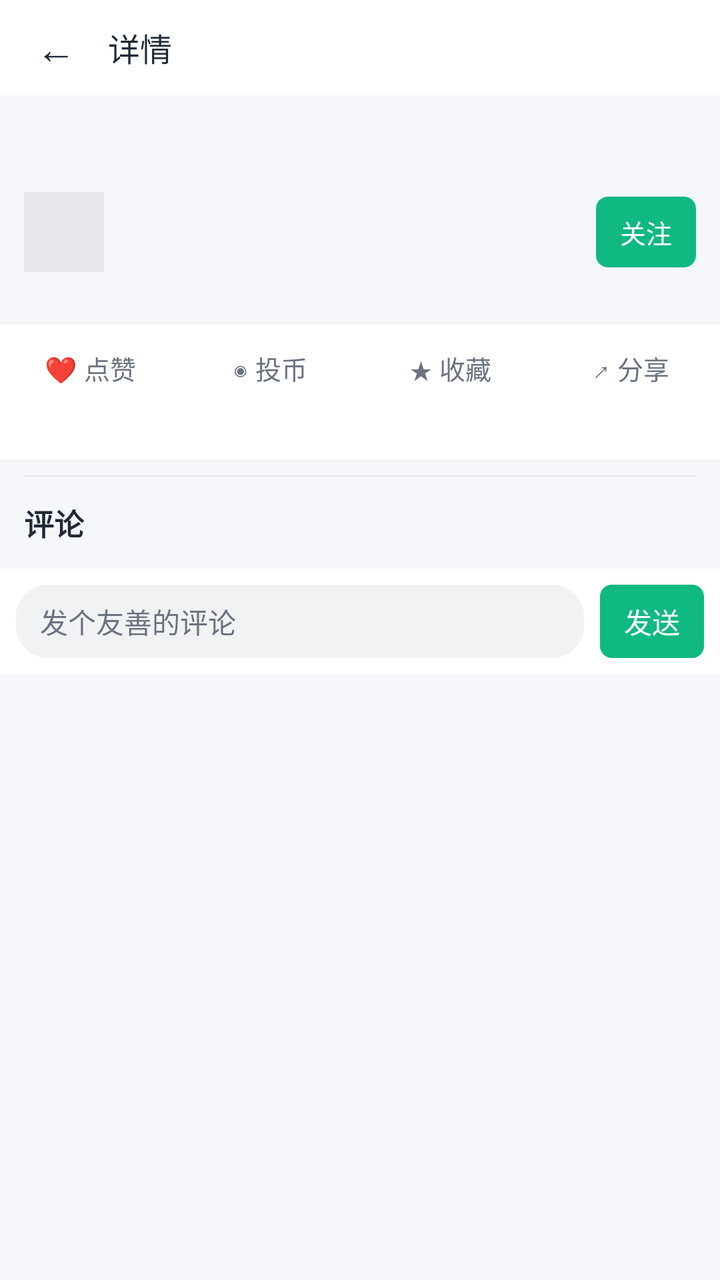
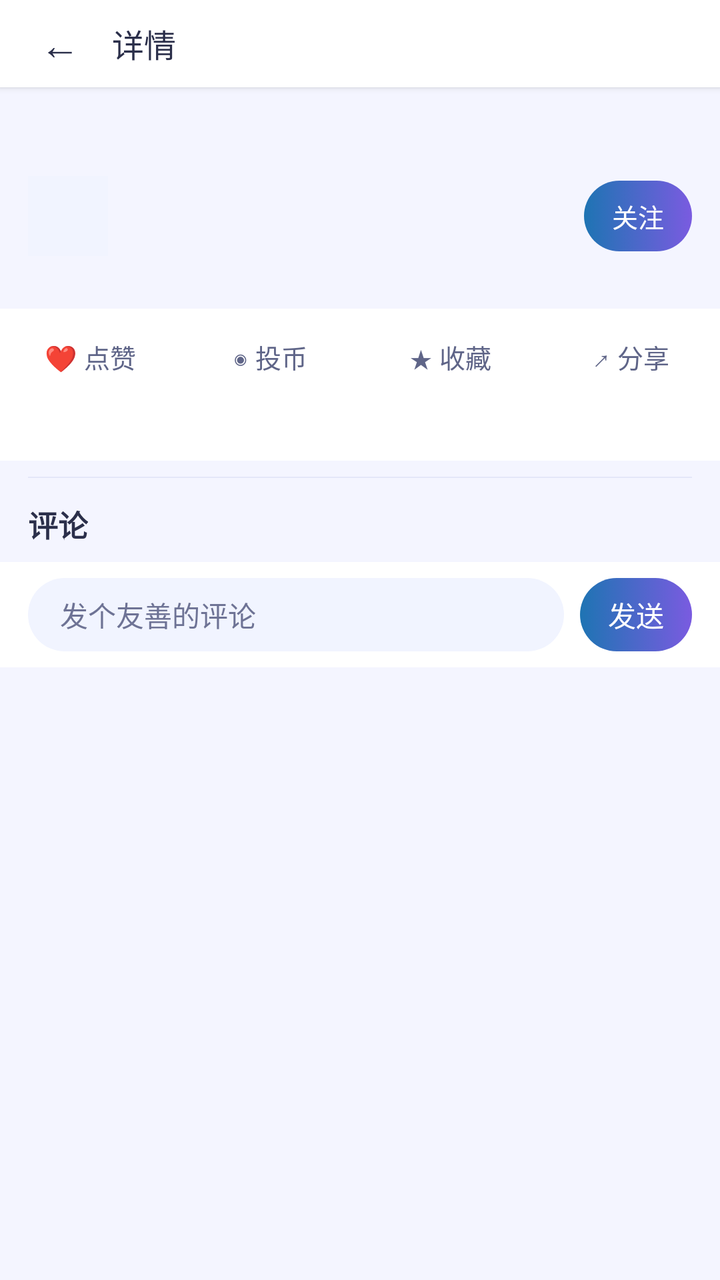

Screens rendered from an Android XML layout before and after an edit, with the pre-edit source and the edit as a unified diff.
<!-- AndroidManifest.xml: application theme Theme.LingXi -->
<!-- res/layout/activity_article.xml -->
<?xml version="1.0" encoding="utf-8"?>
<LinearLayout xmlns:android="http://schemas.android.com/apk/res/android"
    android:layout_width="match_parent"
    android:layout_height="match_parent"
    android:background="@color/lx_bg"
    android:focusable="true"
    android:focusableInTouchMode="true"
    android:orientation="vertical">

    <LinearLayout
        android:layout_width="match_parent"
        android:layout_height="wrap_content"
        android:background="@color/lx_card"
        android:gravity="center_vertical"
        android:orientation="horizontal"
        android:padding="10dp">

        <TextView
            android:id="@+id/btnBack"
            android:layout_width="wrap_content"
            android:layout_height="wrap_content"
            android:paddingHorizontal="8dp"
            android:text="←"
            android:textColor="@color/lx_text"
            android:textSize="20sp" />

        <TextView
            android:id="@+id/tvTopTitle"
            android:layout_width="0dp"
            android:layout_height="wrap_content"
            android:layout_marginStart="8dp"
            android:layout_weight="1"
            android:ellipsize="end"
            android:singleLine="true"
            android:text="详情"
            android:textColor="@color/lx_text"
            android:textSize="16sp" />
    </LinearLayout>

    <androidx.core.widget.NestedScrollView
        android:id="@+id/scrollView"
        android:layout_width="match_parent"
        android:layout_height="0dp"
        android:layout_weight="1"
        android:fillViewport="true">

        <LinearLayout
            android:layout_width="match_parent"
            android:layout_height="wrap_content"
            android:orientation="vertical">

            <ImageView
                android:id="@+id/ivCover"
                android:layout_width="match_parent"
                android:layout_height="210dp"
                android:background="@drawable/bg_cover_placeholder"
                android:scaleType="centerCrop"
                android:visibility="gone" />

            <TextView
                android:id="@+id/tvTitle"
                android:layout_width="match_parent"
                android:layout_height="wrap_content"
                android:padding="12dp"
                android:textColor="@color/lx_text"
                android:textSize="18sp"
                android:textStyle="bold" />

            <LinearLayout
                android:layout_width="match_parent"
                android:layout_height="wrap_content"
                android:gravity="center_vertical"
                android:orientation="horizontal"
                android:paddingHorizontal="12dp">

                <ImageView
                    android:id="@+id/ivUpAvatar"
                    android:layout_width="40dp"
                    android:layout_height="40dp"
                    android:background="@drawable/bg_cover_placeholder"
                    android:scaleType="centerCrop" />

                <TextView
                    android:id="@+id/tvUpName"
                    android:layout_width="0dp"
                    android:layout_height="wrap_content"
                    android:layout_marginStart="10dp"
                    android:layout_weight="1"
                    android:textColor="@color/lx_text"
                    android:textSize="15sp" />

                <TextView
                    android:id="@+id/btnFollow"
                    android:layout_width="wrap_content"
                    android:layout_height="wrap_content"
                    android:background="@drawable/bg_button_green"
                    android:text="关注"
                    android:textColor="@color/white"
                    android:textSize="13sp" />
            </LinearLayout>

            <TextView
                android:id="@+id/tvMeta"
                android:layout_width="match_parent"
                android:layout_height="wrap_content"
                android:paddingHorizontal="12dp"
                android:paddingTop="6dp"
                android:paddingBottom="4dp"
                android:textColor="@color/lx_text_sub"
                android:textSize="12sp" />

            <include
                android:id="@+id/interactionBar"
                layout="@layout/view_interaction_bar" />

            <LinearLayout
                android:id="@+id/audioBar"
                android:layout_width="match_parent"
                android:layout_height="wrap_content"
                android:background="@color/lx_card"
                android:gravity="center_vertical"
                android:orientation="horizontal"
                android:padding="10dp"
                android:visibility="gone">

                <TextView
                    android:id="@+id/btnPlayPause"
                    android:layout_width="wrap_content"
                    android:layout_height="wrap_content"
                    android:padding="8dp"
                    android:text="播放"
                    android:textColor="@color/lx_green"
                    android:textSize="15sp" />

                <SeekBar
                    android:id="@+id/seekBar"
                    android:layout_width="0dp"
                    android:layout_height="wrap_content"
                    android:layout_weight="1"
                    android:max="1000" />

                <TextView
                    android:id="@+id/tvTime"
                    android:layout_width="wrap_content"
                    android:layout_height="wrap_content"
                    android:layout_marginStart="8dp"
                    android:text="00:00 / 00:00"
                    android:textColor="@color/lx_text_sub"
                    android:textSize="12sp" />
            </LinearLayout>

            <LinearLayout
                android:id="@+id/llContent"
                android:layout_width="match_parent"
                android:layout_height="wrap_content"
                android:background="@color/lx_card"
                android:orientation="vertical"
                android:padding="12dp" />

            <View
                android:layout_width="match_parent"
                android:layout_height="0.5dp"
                android:layout_marginHorizontal="12dp"
                android:layout_marginTop="8dp"
                android:background="@color/lx_divider" />

            <TextView
                android:layout_width="wrap_content"
                android:layout_height="wrap_content"
                android:padding="12dp"
                android:text="评论"
                android:textColor="@color/lx_text"
                android:textSize="15sp"
                android:textStyle="bold" />

            <include
                android:id="@+id/commentInput"
                layout="@layout/view_comment_input" />

            <androidx.recyclerview.widget.RecyclerView
                android:id="@+id/rvComments"
                android:layout_width="match_parent"
                android:layout_height="wrap_content"
                android:background="@color/lx_card" />
        </LinearLayout>
    </androidx.core.widget.NestedScrollView>
</LinearLayout>
<!-- res/layout/view_interaction_bar.xml (included above) -->
<?xml version="1.0" encoding="utf-8"?>
<LinearLayout xmlns:android="http://schemas.android.com/apk/res/android"
    android:layout_width="match_parent"
    android:layout_height="wrap_content"
    android:background="@color/lx_card"
    android:orientation="horizontal"
    android:paddingVertical="4dp">

    <TextView
        android:id="@+id/btnLike"
        android:layout_width="0dp"
        android:layout_height="wrap_content"
        android:layout_weight="1"
        android:gravity="center"
        android:paddingVertical="8dp"
        android:text="❤ 点赞"
        android:textColor="@color/lx_text_sub"
        android:textSize="13sp" />

    <TextView
        android:id="@+id/btnCoin"
        android:layout_width="0dp"
        android:layout_height="wrap_content"
        android:layout_weight="1"
        android:gravity="center"
        android:paddingVertical="8dp"
        android:text="◉ 投币"
        android:textColor="@color/lx_text_sub"
        android:textSize="13sp" />

    <TextView
        android:id="@+id/btnFav"
        android:layout_width="0dp"
        android:layout_height="wrap_content"
        android:layout_weight="1"
        android:gravity="center"
        android:paddingVertical="8dp"
        android:text="★ 收藏"
        android:textColor="@color/lx_text_sub"
        android:textSize="13sp" />

    <TextView
        android:id="@+id/btnShare"
        android:layout_width="0dp"
        android:layout_height="wrap_content"
        android:layout_weight="1"
        android:gravity="center"
        android:paddingVertical="8dp"
        android:text="↗ 分享"
        android:textColor="@color/lx_text_sub"
        android:textSize="13sp" />
</LinearLayout>
<!-- res/layout/view_comment_input.xml (included above) -->
<?xml version="1.0" encoding="utf-8"?>
<LinearLayout xmlns:android="http://schemas.android.com/apk/res/android"
    android:layout_width="match_parent"
    android:layout_height="wrap_content"
    android:background="@color/lx_card"
    android:gravity="center_vertical"
    android:orientation="horizontal"
    android:padding="8dp">

    <EditText
        android:id="@+id/etComment"
        android:layout_width="0dp"
        android:layout_height="wrap_content"
        android:layout_weight="1"
        android:background="@drawable/comment_bg_input"
        android:hint="发个友善的评论"
        android:inputType="text"
        android:maxLines="1"
        android:paddingHorizontal="12dp"
        android:paddingVertical="8dp"
        android:textColor="@color/lx_text"
        android:textColorHint="@color/lx_text_sub"
        android:textSize="14sp" />

    <TextView
        android:id="@+id/btnSend"
        android:layout_width="wrap_content"
        android:layout_height="wrap_content"
        android:layout_marginStart="8dp"
        android:background="@drawable/bg_button_green"
        android:text="发送"
        android:textColor="@color/white"
        android:textSize="14sp" />
</LinearLayout>
<!-- resources referenced by this layout -->
<resources>
  <color name="lx_bg">#F5F7FA</color>
  <color name="lx_card">#FFFFFF</color>
  <color name="lx_divider">#E5E7EB</color>
  <color name="lx_green">#10B981</color>
  <color name="lx_text">#1F2937</color>
  <color name="lx_text_sub">#6B7280</color>
  <!-- drawable bg_button_green (drawable) -->
  <?xml version="1.0" encoding="utf-8"?>
  <shape xmlns:android="http://schemas.android.com/apk/res/android">
      <solid android:color="@color/lx_green" />
      <corners android:radius="6dp" />
      <padding android:left="12dp" android:top="8dp" android:right="12dp" android:bottom="8dp" />
  </shape>
  <!-- drawable bg_cover_placeholder (drawable) -->
  <?xml version="1.0" encoding="utf-8"?>
  <shape xmlns:android="http://schemas.android.com/apk/res/android">
      <solid android:color="#E5E7EB" />
  </shape>
  <!-- drawable comment_bg_input (drawable) -->
  <?xml version="1.0" encoding="utf-8"?>
  <shape xmlns:android="http://schemas.android.com/apk/res/android">
      <solid android:color="#F1F2F4" />
      <corners android:radius="16dp" />
  </shape>
  <style name="Theme.LingXi" parent="Theme.AppCompat.Light.NoActionBar">
          <item name="colorPrimary">@color/lx_green</item>
          <item name="colorPrimaryDark">@color/lx_green_dark</item>
          <item name="colorAccent">@color/lx_green</item>
          <item name="android:windowBackground">@color/lx_bg</item>
          <item name="android:statusBarColor">@color/lx_green_dark</item>
          <item name="android:windowLightStatusBar">false</item>
      </style>
  <color name="lx_green_dark">#059669</color>
  <!-- unchanged entries left out for length: 1 -->
</resources>

<!-- the commit's change to res/layout/activity_article.xml (unified diff, before → after) -->
@@ -10,16 +10,21 @@
     <LinearLayout
         android:layout_width="match_parent"
         android:layout_height="wrap_content"
-        android:background="@color/lx_card"
+        android:background="@color/surface"
+        android:elevation="2dp"
         android:gravity="center_vertical"
         android:orientation="horizontal"
-        android:padding="10dp">
+        android:paddingStart="12dp"
+        android:paddingTop="8dp"
+        android:paddingEnd="12dp"
+        android:paddingBottom="8dp">
 
         <TextView
             android:id="@+id/btnBack"
             android:layout_width="wrap_content"
             android:layout_height="wrap_content"
-            android:paddingHorizontal="8dp"
+            android:paddingStart="8dp"
+            android:paddingEnd="8dp"
             android:text="←"
             android:textColor="@color/lx_text"
             android:textSize="20sp" />
@@ -53,7 +58,8 @@
                 android:id="@+id/ivCover"
                 android:layout_width="match_parent"
                 android:layout_height="210dp"
-                android:background="@drawable/bg_cover_placeholder"
+                android:background="@drawable/bg_cover_rounded"
+                android:clipToOutline="true"
                 android:scaleType="centerCrop"
                 android:visibility="gone" />
 
@@ -61,8 +67,11 @@
                 android:id="@+id/tvTitle"
                 android:layout_width="match_parent"
                 android:layout_height="wrap_content"
-                android:padding="12dp"
-                android:textColor="@color/lx_text"
+                android:paddingStart="14dp"
+                android:paddingTop="14dp"
+                android:paddingEnd="14dp"
+                android:paddingBottom="6dp"
+                android:textColor="@color/text_primary"
                 android:textSize="18sp"
                 android:textStyle="bold" />
 
@@ -71,7 +80,8 @@
                 android:layout_height="wrap_content"
                 android:gravity="center_vertical"
                 android:orientation="horizontal"
-                android:paddingHorizontal="12dp">
+                android:paddingStart="14dp"
+                android:paddingEnd="14dp">
 
                 <ImageView
                     android:id="@+id/ivUpAvatar"
@@ -94,6 +104,8 @@
                     android:layout_width="wrap_content"
                     android:layout_height="wrap_content"
                     android:background="@drawable/bg_button_green"
+                    android:gravity="center"
+                    android:minHeight="32dp"
                     android:text="关注"
                     android:textColor="@color/white"
                     android:textSize="13sp" />
@@ -103,10 +115,11 @@
                 android:id="@+id/tvMeta"
                 android:layout_width="match_parent"
                 android:layout_height="wrap_content"
-                android:paddingHorizontal="12dp"
+                android:paddingStart="14dp"
                 android:paddingTop="6dp"
+                android:paddingEnd="14dp"
                 android:paddingBottom="4dp"
-                android:textColor="@color/lx_text_sub"
+                android:textColor="@color/text_secondary"
                 android:textSize="12sp" />
 
             <include
@@ -117,59 +130,170 @@
                 android:id="@+id/audioBar"
                 android:layout_width="match_parent"
                 android:layout_height="wrap_content"
-                android:background="@color/lx_card"
-                android:gravity="center_vertical"
-                android:orientation="horizontal"
-                android:padding="10dp"
+                android:layout_marginStart="12dp"
+                android:layout_marginTop="10dp"
+                android:layout_marginEnd="12dp"
+                android:background="@drawable/bg_card"
+                android:orientation="vertical"
+                android:paddingStart="16dp"
+                android:paddingTop="16dp"
+                android:paddingEnd="16dp"
+                android:paddingBottom="16dp"
                 android:visibility="gone">
-
-                <TextView
-                    android:id="@+id/btnPlayPause"
-                    android:layout_width="wrap_content"
-                    android:layout_height="wrap_content"
-                    android:padding="8dp"
-                    android:text="播放"
-                    android:textColor="@color/lx_green"
-                    android:textSize="15sp" />
 
                 <SeekBar
                     android:id="@+id/seekBar"
-                    android:layout_width="0dp"
-                    android:layout_height="wrap_content"
-                    android:layout_weight="1"
-                    android:max="1000" />
+                    android:layout_width="match_parent"
+                    android:layout_height="wrap_content"
+                    android:max="1000"
+                    android:maxHeight="4dp"
+                    android:minHeight="4dp"
+                    android:paddingStart="6dp"
+                    android:paddingEnd="6dp"
+                    android:progressDrawable="@drawable/audio_seekbar_progress"
+                    android:splitTrack="false"
+                    android:thumb="@drawable/audio_seekbar_thumb" />
 
                 <TextView
                     android:id="@+id/tvTime"
-                    android:layout_width="wrap_content"
-                    android:layout_height="wrap_content"
-                    android:layout_marginStart="8dp"
+                    android:layout_width="match_parent"
+                    android:layout_height="wrap_content"
+                    android:layout_marginTop="4dp"
+                    android:paddingStart="6dp"
+                    android:paddingEnd="6dp"
                     android:text="00:00 / 00:00"
-                    android:textColor="@color/lx_text_sub"
+                    android:textColor="@color/text_secondary"
                     android:textSize="12sp" />
+
+                
+                <LinearLayout
+                    android:layout_width="match_parent"
+                    android:layout_height="wrap_content"
+                    android:layout_marginTop="12dp"
+                    android:gravity="center"
+                    android:orientation="horizontal">
+
+                    <TextView
+                        android:id="@+id/btnRewind"
+                        android:layout_width="48dp"
+                        android:layout_height="48dp"
+                        android:layout_marginEnd="20dp"
+                        android:background="@drawable/bg_audio_ctrl"
+                        android:contentDescription="快退 15 秒"
+                        android:gravity="center"
+                        android:text="-15"
+                        android:textColor="@color/text_primary"
+                        android:textSize="13sp"
+                        android:textStyle="bold" />
+
+                    <TextView
+                        android:id="@+id/btnPlayPause"
+                        android:layout_width="64dp"
+                        android:layout_height="64dp"
+                        android:background="@drawable/bg_audio_play"
+                        android:elevation="6dp"
+                        android:gravity="center"
+                        android:text="播放"
+                        android:textColor="@color/white"
+                        android:textSize="14sp"
+                        android:textStyle="bold" />
+
+                    <TextView
+                        android:id="@+id/btnForward"
+                        android:layout_width="48dp"
+                        android:layout_height="48dp"
+                        android:layout_marginStart="20dp"
+                        android:background="@drawable/bg_audio_ctrl"
+                        android:contentDescription="快进 15 秒"
+                        android:gravity="center"
+                        android:text="+15"
+                        android:textColor="@color/text_primary"
+                        android:textSize="13sp"
+                        android:textStyle="bold" />
+                </LinearLayout>
+
+                
+                <LinearLayout
+                    android:layout_width="match_parent"
+                    android:layout_height="wrap_content"
+                    android:layout_marginTop="12dp"
+                    android:gravity="center_vertical"
+                    android:orientation="horizontal">
+
+                    <TextView
+                        android:id="@+id/btnRepeat"
+                        android:layout_width="64dp"
+                        android:layout_height="40dp"
+                        android:background="@drawable/bg_audio_ctrl"
+                        android:contentDescription="单曲循环"
+                        android:gravity="center"
+                        android:text="循环"
+                        android:textColor="@color/text_secondary"
+                        android:textSize="12sp" />
+
+                    <TextView
+                        android:id="@+id/btnSpeed"
+                        android:layout_width="60dp"
+                        android:layout_height="40dp"
+                        android:layout_marginStart="8dp"
+                        android:background="@drawable/bg_audio_ctrl"
+                        android:contentDescription="播放倍速"
+                        android:gravity="center"
+                        android:text="1.0x"
+                        android:textColor="@color/text_secondary"
+                        android:textSize="12sp"
+                        android:textStyle="bold" />
+
+                    <TextView
+                        android:layout_width="wrap_content"
+                        android:layout_height="wrap_content"
+                        android:layout_marginStart="12dp"
+                        android:text="音量"
+                        android:textColor="@color/text_secondary"
+                        android:textSize="12sp" />
+
+                    <SeekBar
+                        android:id="@+id/seekVolume"
+                        android:layout_width="0dp"
+                        android:layout_height="40dp"
+                        android:layout_marginStart="2dp"
+                        android:layout_weight="1"
+                        android:max="100"
+                        android:maxHeight="4dp"
+                        android:minHeight="4dp"
+                        android:paddingStart="6dp"
+                        android:paddingEnd="6dp"
+                        android:progressDrawable="@drawable/audio_seekbar_progress"
+                        android:splitTrack="false"
+                        android:thumb="@drawable/audio_seekbar_thumb" />
+                </LinearLayout>
             </LinearLayout>
 
             <LinearLayout
                 android:id="@+id/llContent"
                 android:layout_width="match_parent"
                 android:layout_height="wrap_content"
-                android:background="@color/lx_card"
+                android:background="@color/surface"
                 android:orientation="vertical"
-                android:padding="12dp" />
+                android:padding="14dp" />
 
             <View
                 android:layout_width="match_parent"
                 android:layout_height="0.5dp"
-                android:layout_marginHorizontal="12dp"
+                android:layout_marginStart="14dp"
                 android:layout_marginTop="8dp"
-                android:background="@color/lx_divider" />
+                android:layout_marginEnd="14dp"
+                android:background="@color/stroke" />
 
             <TextView
                 android:layout_width="wrap_content"
                 android:layout_height="wrap_content"
-                android:padding="12dp"
+                android:paddingStart="14dp"
+                android:paddingTop="12dp"
+                android:paddingEnd="14dp"
+                android:paddingBottom="8dp"
                 android:text="评论"
-                android:textColor="@color/lx_text"
+                android:textColor="@color/text_primary"
                 android:textSize="15sp"
                 android:textStyle="bold" />
 
@@ -181,7 +305,7 @@
                 android:id="@+id/rvComments"
                 android:layout_width="match_parent"
                 android:layout_height="wrap_content"
-                android:background="@color/lx_card" />
+                android:background="@color/surface" />
         </LinearLayout>
     </androidx.core.widget.NestedScrollView>
 </LinearLayout>
@@ -190,9 +314,10 @@
 <LinearLayout xmlns:android="http://schemas.android.com/apk/res/android"
     android:layout_width="match_parent"
     android:layout_height="wrap_content"
-    android:background="@color/lx_card"
+    android:background="@color/surface"
     android:orientation="horizontal"
-    android:paddingVertical="4dp">
+    android:paddingTop="2dp"
+    android:paddingBottom="2dp">
 
     <TextView
         android:id="@+id/btnLike"
@@ -200,9 +325,11 @@
         android:layout_height="wrap_content"
         android:layout_weight="1"
         android:gravity="center"
-        android:paddingVertical="8dp"
+        android:minHeight="44dp"
+        android:paddingTop="10dp"
+        android:paddingBottom="10dp"
         android:text="❤ 点赞"
-        android:textColor="@color/lx_text_sub"
+        android:textColor="@color/text_secondary"
         android:textSize="13sp" />
 
     <TextView
@@ -211,9 +338,11 @@
         android:layout_height="wrap_content"
         android:layout_weight="1"
         android:gravity="center"
-        android:paddingVertical="8dp"
+        android:minHeight="44dp"
+        android:paddingTop="10dp"
+        android:paddingBottom="10dp"
         android:text="◉ 投币"
-        android:textColor="@color/lx_text_sub"
+        android:textColor="@color/text_secondary"
         android:textSize="13sp" />
 
     <TextView
@@ -222,9 +351,11 @@
         android:layout_height="wrap_content"
         android:layout_weight="1"
         android:gravity="center"
-        android:paddingVertical="8dp"
+        android:minHeight="44dp"
+        android:paddingTop="10dp"
+        android:paddingBottom="10dp"
         android:text="★ 收藏"
-        android:textColor="@color/lx_text_sub"
+        android:textColor="@color/text_secondary"
         android:textSize="13sp" />
 
     <TextView
@@ -233,9 +364,11 @@
         android:layout_height="wrap_content"
         android:layout_weight="1"
         android:gravity="center"
-        android:paddingVertical="8dp"
+        android:minHeight="44dp"
+        android:paddingTop="10dp"
+        android:paddingBottom="10dp"
         android:text="↗ 分享"
-        android:textColor="@color/lx_text_sub"
+        android:textColor="@color/text_secondary"
         android:textSize="13sp" />
 </LinearLayout>
 <!-- res/layout/view_comment_input.xml (included above) -->
@@ -243,10 +376,13 @@
 <LinearLayout xmlns:android="http://schemas.android.com/apk/res/android"
     android:layout_width="match_parent"
     android:layout_height="wrap_content"
-    android:background="@color/lx_card"
+    android:background="@color/surface"
     android:gravity="center_vertical"
     android:orientation="horizontal"
-    android:padding="8dp">
+    android:paddingStart="14dp"
+    android:paddingTop="8dp"
+    android:paddingEnd="14dp"
+    android:paddingBottom="8dp">
 
     <EditText
         android:id="@+id/etComment"
@@ -257,10 +393,12 @@
         android:hint="发个友善的评论"
         android:inputType="text"
         android:maxLines="1"
-        android:paddingHorizontal="12dp"
-        android:paddingVertical="8dp"
-        android:textColor="@color/lx_text"
-        android:textColorHint="@color/lx_text_sub"
+        android:paddingStart="16dp"
+        android:paddingTop="8dp"
+        android:paddingEnd="16dp"
+        android:paddingBottom="8dp"
+        android:textColor="@color/text_primary"
+        android:textColorHint="@color/text_hint"
         android:textSize="14sp" />
 
     <TextView
@@ -269,6 +407,8 @@
         android:layout_height="wrap_content"
         android:layout_marginStart="8dp"
         android:background="@drawable/bg_button_green"
+        android:gravity="center"
+        android:minHeight="34dp"
         android:text="发送"
         android:textColor="@color/white"
         android:textSize="14sp" />
<!-- resource entries referenced after the edit -->
@@ -1,38 +1,140 @@
 <!-- resources referenced by this layout -->
 <resources>
-  <color name="lx_bg">#F5F7FA</color>
-  <color name="lx_card">#FFFFFF</color>
-  <color name="lx_divider">#E5E7EB</color>
-  <color name="lx_green">#10B981</color>
-  <color name="lx_text">#1F2937</color>
-  <color name="lx_text_sub">#6B7280</color>
+  <color name="lx_bg">@color/surface_sunken</color>
+  <color name="lx_text">@color/text_primary</color>
+  <color name="stroke">#E4E7F8</color>
+  <color name="surface">#FFFFFF</color>
+  <color name="text_hint">#6E7395</color>
+  <color name="text_primary">#2B2F4A</color>
+  <color name="text_secondary">#5F6588</color>
+  <!-- drawable audio_seekbar_progress (drawable) -->
+  <?xml version="1.0" encoding="utf-8"?>
+  <layer-list xmlns:android="http://schemas.android.com/apk/res/android">
+      <item android:id="@android:id/background">
+          <shape>
+              <solid android:color="@color/stroke" />
+              <corners android:radius="4dp" />
+              <size android:height="4dp" />
+          </shape>
+      </item>
+      <item android:id="@android:id/progress">
+          <clip>
+              <shape>
+                  
+                  <solid android:color="@color/accent" />
+                  <corners android:radius="4dp" />
+                  <size android:height="4dp" />
+              </shape>
+          </clip>
+      </item>
+  </layer-list>
+  <!-- drawable audio_seekbar_thumb (drawable) -->
+  <?xml version="1.0" encoding="utf-8"?>
+  <shape xmlns:android="http://schemas.android.com/apk/res/android" android:shape="oval">
+      <solid android:color="@color/on_media" />
+      <stroke
+          android:width="2dp"
+          android:color="@color/accent" />
+      <size
+          android:width="18dp"
+          android:height="18dp" />
+  </shape>
+  <!-- drawable bg_audio_ctrl (drawable) -->
+  <?xml version="1.0" encoding="utf-8"?>
+  <shape xmlns:android="http://schemas.android.com/apk/res/android">
+      <solid android:color="@color/surface_alt" />
+      <corners android:radius="@dimen/radius_md" />
+      <stroke
+          android:width="@dimen/stroke_width"
+          android:color="@color/stroke" />
+  </shape>
+  <!-- drawable bg_audio_play (drawable) -->
+  <?xml version="1.0" encoding="utf-8"?>
+  <shape xmlns:android="http://schemas.android.com/apk/res/android" android:shape="oval">
+      
+      <gradient
+          android:angle="315"
+          android:endColor="@color/brand_purple_deep"
+          android:startColor="@color/accent_pressed" />
+  </shape>
   <!-- drawable bg_button_green (drawable) -->
   <?xml version="1.0" encoding="utf-8"?>
+  <selector xmlns:android="http://schemas.android.com/apk/res/android">
+      <item android:state_pressed="true">
+          <shape>
+              <solid android:color="@color/accent_pressed" />
+              <corners android:radius="@dimen/radius_pill" />
+              <padding
+                  android:bottom="8dp"
+                  android:left="14dp"
+                  android:right="14dp"
+                  android:top="8dp" />
+          </shape>
+      </item>
+      <item>
+          <shape>
+              
+              <gradient
+                  android:angle="0"
+                  android:endColor="@color/brand_purple_deep"
+                  android:startColor="@color/accent_pressed" />
+              <corners android:radius="@dimen/radius_pill" />
+              <padding
+                  android:bottom="8dp"
+                  android:left="14dp"
+                  android:right="14dp"
+                  android:top="8dp" />
+          </shape>
+      </item>
+  </selector>
+  <!-- drawable bg_card (drawable) -->
+  <?xml version="1.0" encoding="utf-8"?>
   <shape xmlns:android="http://schemas.android.com/apk/res/android">
-      <solid android:color="@color/lx_green" />
-      <corners android:radius="6dp" />
-      <padding android:left="12dp" android:top="8dp" android:right="12dp" android:bottom="8dp" />
+      <solid android:color="@color/surface" />
+      <corners android:radius="@dimen/radius_md" />
+      <stroke
+          android:width="@dimen/stroke_width"
+          android:color="@color/stroke" />
   </shape>
   <!-- drawable bg_cover_placeholder (drawable) -->
   <?xml version="1.0" encoding="utf-8"?>
   <shape xmlns:android="http://schemas.android.com/apk/res/android">
-      <solid android:color="#E5E7EB" />
+      <solid android:color="@color/surface_alt" />
+  </shape>
+  <!-- drawable bg_cover_rounded (drawable) -->
+  <?xml version="1.0" encoding="utf-8"?>
+  <shape xmlns:android="http://schemas.android.com/apk/res/android">
+      <solid android:color="@color/surface_alt" />
+      <corners android:radius="@dimen/radius_md" />
   </shape>
   <!-- drawable comment_bg_input (drawable) -->
   <?xml version="1.0" encoding="utf-8"?>
   <shape xmlns:android="http://schemas.android.com/apk/res/android">
-      <solid android:color="#F1F2F4" />
-      <corners android:radius="16dp" />
+      <solid android:color="@color/surface_alt" />
+      <corners android:radius="@dimen/radius_pill" />
   </shape>
   <style name="Theme.LingXi" parent="Theme.AppCompat.Light.NoActionBar">
-          <item name="colorPrimary">@color/lx_green</item>
-          <item name="colorPrimaryDark">@color/lx_green_dark</item>
-          <item name="colorAccent">@color/lx_green</item>
-          <item name="android:windowBackground">@color/lx_bg</item>
-          <item name="android:statusBarColor">@color/lx_green_dark</item>
+          <item name="colorPrimary">@color/accent</item>
+          <item name="colorPrimaryDark">@color/brand_sky</item>
+          <item name="colorAccent">@color/brand_purple</item>
+          <item name="android:windowBackground">@color/surface_sunken</item>
+          <item name="android:statusBarColor">@color/brand_sky</item>
           <item name="android:windowLightStatusBar">false</item>
+          <item name="android:navigationBarColor">@color/nav_bar</item>
+          <item name="android:textColorHint">@color/text_hint</item>
       </style>
-  <color name="lx_green_dark">#059669</color>
+  <color name="surface_sunken">#F4F5FF</color>
+  <color name="accent">#4FC3FF</color>
+  <color name="on_media">#FFFFFFFF</color>
+  <color name="surface_alt">#F1F4FF</color>
+  <dimen name="radius_md">14dp</dimen>
+  <dimen name="stroke_width">1dp</dimen>
+  <color name="brand_purple_deep">#7A5BE0</color>
+  <color name="accent_pressed">#1E74B3</color>
+  <dimen name="radius_pill">100dp</dimen>
+  <color name="brand_sky">#4FC3FF</color>
+  <color name="brand_purple">#A98BFF</color>
+  <color name="nav_bar">#2B2F4A</color>
   <!-- unchanged entries left out for length: 1 -->
 </resources>
 
